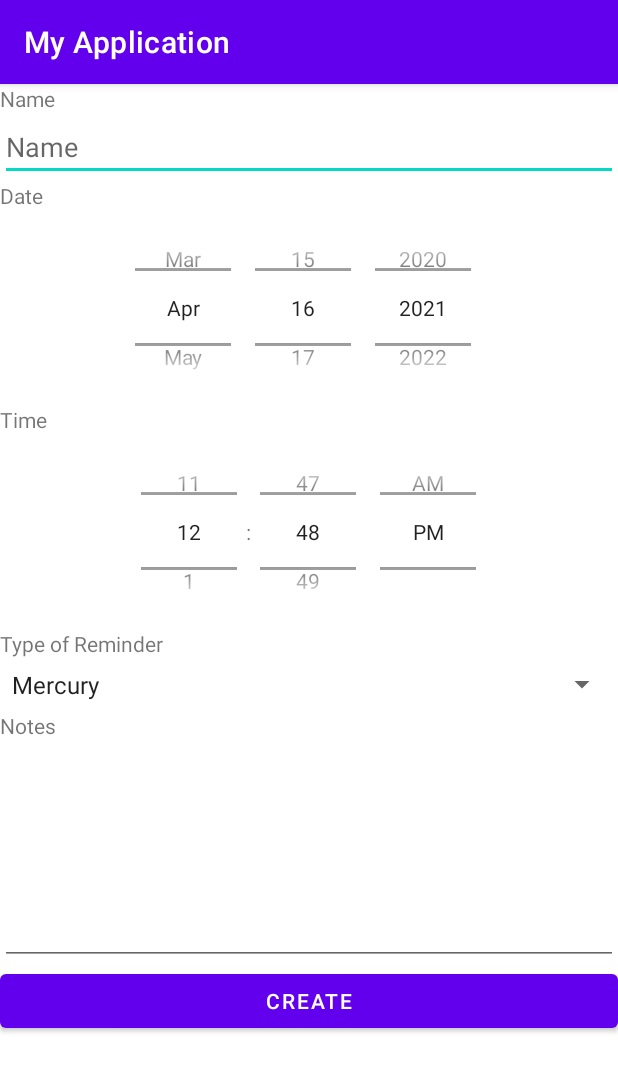
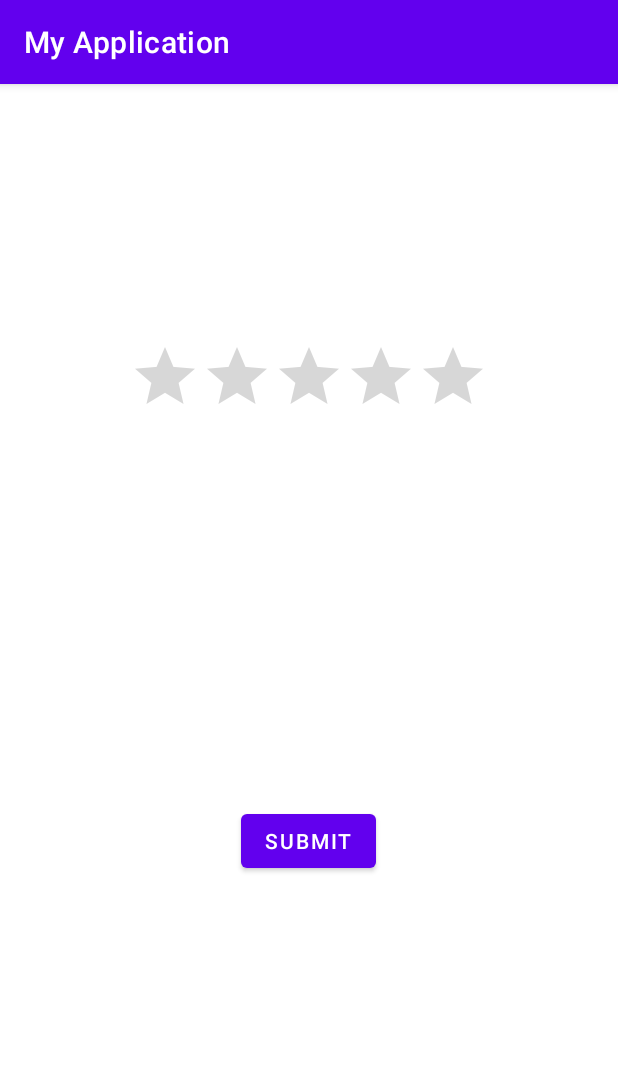
Before and after one commit to codpathin/selfcare-app, an Android app: the screen it shows after launch (MainActivity before the commit, MoodActivity after it), on a phone screen of 412 x 824 dp. Shown: the top 1072 px of the screen. Run offline under Robolectric (Android 15) with nearby library versions, the phone set to English and light mode, and no system bars.

Commit message:
added calendar merged compose

```diff
--- a/app/build.gradle
+++ b/app/build.gradle
@@ -36,4 +36,7 @@ dependencies {
     testImplementation 'junit:junit:4.+'
     androidTestImplementation 'androidx.test.ext:junit:1.1.2'
     androidTestImplementation 'androidx.test.espresso:espresso-core:3.3.0'
+    implementation 'com.github.prolificinteractive:material-calendarview:1.6.0'
+
+
 }
--- a/app/src/main/AndroidManifest.xml
+++ b/app/src/main/AndroidManifest.xml
@@ -1,6 +1,8 @@
 <?xml version="1.0" encoding="utf-8"?>
 <manifest xmlns:android="http://schemas.android.com/apk/res/android"
     package="com.example.myapplication">
+    <uses-permission android:name="android.permission.ACCESS_NETWORK_STATE" />
+    <uses-permission android:name="android.permission.INTERNET" />
 
     <application
         android:allowBackup="true"
@@ -9,6 +11,7 @@
         android:roundIcon="@mipmap/ic_launcher_round"
         android:supportsRtl="true"
         android:theme="@style/Theme.MyApplication">
+        <activity android:name=".MoodActivity"/>
         <activity android:name=".MainActivity">
             <intent-filter>
                 <action android:name="android.intent.action.MAIN" />
--- a/app/src/main/java/com/example/myapplication/MainActivity.java
+++ b/app/src/main/java/com/example/myapplication/MainActivity.java
@@ -1,13 +1,75 @@
 package com.example.myapplication;
 
+import android.content.Intent;
+import android.content.SharedPreferences;
+import android.os.Bundle;
+import android.view.MenuItem;
+
+import androidx.annotation.NonNull;
+import androidx.annotation.Nullable;
 import androidx.appcompat.app.AppCompatActivity;
+import androidx.fragment.app.Fragment;
+import androidx.fragment.app.FragmentManager;
 
-import android.os.Bundle;
-import android.widget.ArrayAdapter;
-import android.widget.Spinner;
+import com.google.android.material.bottomnavigation.BottomNavigationView;
+
+import java.util.Calendar;
 
 public class MainActivity extends AppCompatActivity {
+    final FragmentManager fragmentManager = getSupportFragmentManager();
 
+    @Override
+    protected void onCreate(@Nullable Bundle savedInstanceState) {
+        super.onCreate(savedInstanceState);
+        setContentView(R.layout.activity_main);
+
+        Calendar calendar = Calendar.getInstance();
+
+        //For testing different days
+        calendar.set(Calendar.DAY_OF_WEEK, Calendar.WEDNESDAY);
+
+        int currentDay = calendar.get(Calendar.DAY_OF_MONTH);
+        SharedPreferences settings = getSharedPreferences("PREFS", 0);
+        int lastDay = settings.getInt("day", 0);
+
+        if (lastDay != currentDay) {
+            //checks if this is first time the user opens app for the day
+            //also sends the day-month-year to the sharedpreferences, so moodactivity can get the data
+            SharedPreferences.Editor editor = settings.edit();
+            editor.putInt("day", calendar.get(Calendar.DAY_OF_MONTH));
+            editor.putInt("month", calendar.get(Calendar.MONTH));
+            editor.putInt("year", calendar.get(Calendar.YEAR));
+            editor.commit();
+
+            startActivity(new Intent(MainActivity.this, MoodActivity.class));
+        }
+
+        BottomNavigationView bottomNavigationView = (BottomNavigationView) findViewById(R.id.bottomNavigation);
+
+        bottomNavigationView.setOnNavigationItemSelectedListener(new BottomNavigationView.OnNavigationItemSelectedListener() {
+            @Override
+            public boolean onNavigationItemSelected(@NonNull MenuItem item) {
+                Fragment fragment;
+                switch (item.getItemId()) {
+                    case R.id.action_home:
+                        // do something here
+                        fragment = new CalendarFragment();
+                        break;
+                    case R.id.action_compose:
+                        fragment = new ComposeActivity();
+                        break;
+                    /*case R.id.action_music:
+                        // do something here
+                        return true;*/
+                    default: return true;
+                }
+                fragmentManager.beginTransaction().replace(R.id.flContainer, fragment).commit();
+                return true;
+            }
+        });
+    }
+
+    /*
     @Override
     protected void onCreate(Bundle savedInstanceState) {
         super.onCreate(savedInstanceState);
@@ -20,5 +82,7 @@ public class MainActivity extends AppCompatActivity {
         adapter.setDropDownViewResource(android.R.layout.simple_spinner_dropdown_item);
 // Apply the adapter to the spinner
         spinner.setAdapter(adapter);
-    }
+    }*/
+
+
 }
--- /dev/null
+++ b/app/src/main/java/com/example/myapplication/MoodActivity.java
@@ -0,0 +1,46 @@
+package com.example.myapplication;
+
+import android.content.Intent;
+import android.content.SharedPreferences;
+import android.os.Bundle;
+import android.util.Log;
+import android.view.View;
+import android.widget.Button;
+import android.widget.RatingBar;
+
+import androidx.annotation.Nullable;
+import androidx.appcompat.app.AppCompatActivity;
+
+public class MoodActivity extends AppCompatActivity {
+    RatingBar rb;
+    Button btn;
+    public static final String TAG = "MoodActivity";
+
+    @Override
+    protected void onCreate(@Nullable Bundle savedInstanceState) {
+        super.onCreate(savedInstanceState);
+        setContentView(R.layout.activity_mood);
+
+        rb = findViewById(R.id.moodBar);
+        btn = findViewById(R.id.submit);
+
+        SharedPreferences settings = getSharedPreferences("PREFS", 0);
+
+        btn.setOnClickListener(new View.OnClickListener() {
+            @Override
+            public void onClick(View v) {
+                String rating = "" + rb.getRating();
+                //Toast.makeText(getApplicationContext(), totalStars + "\n" + rating, Toast.LENGTH_LONG).show();
+
+                SharedPreferences.Editor editor = settings.edit();
+                editor.putString("rating", rating);
+                editor.commit();
+
+                Log.i(TAG, rating);
+
+                startActivity(new Intent(MoodActivity.this, MainActivity.class));
+            }
+        });
+
+    }
+}
--- a/app/src/main/res/layout/activity_compose.xml
+++ b/app/src/main/res/layout/activity_compose.xml
@@ -74,4 +74,9 @@
         android:layout_height="wrap_content"
         android:text="create" />
 
+    <!--
+    <androidx.recyclerview.widget.RecyclerView
+        android:layout_width="match_parent"
+        android:layout_height="match_parent" />
+-->
 </LinearLayout>
--- /dev/null
+++ b/app/src/main/res/layout/activity_mood.xml
@@ -0,0 +1,24 @@
+<?xml version="1.0" encoding="utf-8"?>
+<RelativeLayout xmlns:android="http://schemas.android.com/apk/res/android"
+    xmlns:app="http://schemas.android.com/apk/res-auto"
+    xmlns:tools="http://schemas.android.com/tools"
+    android:layout_width="match_parent"
+    android:layout_height="match_parent">
+
+    <RatingBar
+        android:id="@+id/moodBar"
+        android:layout_width="wrap_content"
+        android:layout_height="wrap_content"
+        android:layout_alignParentTop="true"
+        android:layout_centerHorizontal="true"
+        android:layout_marginTop="171dp" />
+
+    <Button
+        android:id="@+id/submit"
+        android:layout_width="wrap_content"
+        android:layout_height="wrap_content"
+        android:layout_alignParentBottom="true"
+        android:layout_centerHorizontal="true"
+        android:layout_marginBottom="239dp"
+        android:text="submit" />
+</RelativeLayout>
--- /dev/null
+++ b/app/src/main/res/menu/menu.xml
@@ -0,0 +1,4 @@
+<?xml version="1.0" encoding="utf-8"?>
+<menu xmlns:android="http://schemas.android.com/apk/res/android">
+
+</menu>
--- a/build.gradle
+++ b/build.gradle
@@ -16,6 +16,7 @@ allprojects {
     repositories {
         google()
         jcenter()
+        maven { url 'https://jitpack.io' }
     }
 }
 
```
Also changed, not shown: app/src/main/java/com/example/myapplication/CalendarFragment.java (added, +83 -0 lines), app/src/main/java/com/example/myapplication/CircleDecorator.java (added, +35 -0 lines), app/src/main/java/com/example/myapplication/ComposeActivity.java (+31 -1 lines), app/src/main/res/drawable/happydate.xml (added, +12 -0 lines), app/src/main/res/drawable/highlighteddate.xml (added, +12 -0 lines), app/src/main/res/drawable/red_circle.xml (added, +13 -0 lines), app/src/main/res/drawable/selected_bg_color.xml (added, +12 -0 lines), app/src/main/res/drawable/yellow_circle.xml (added, +13 -0 lines), app/src/main/res/layout/activity_main.xml (+16 -3 lines), app/src/main/res/layout/calendar_view.xml (added, +22 -0 lines), app/src/main/res/menu/menu_bottom_navigation.xml (added, +20 -0 lines), app/src/main/res/values/colors.xml (+11 -0 lines).
